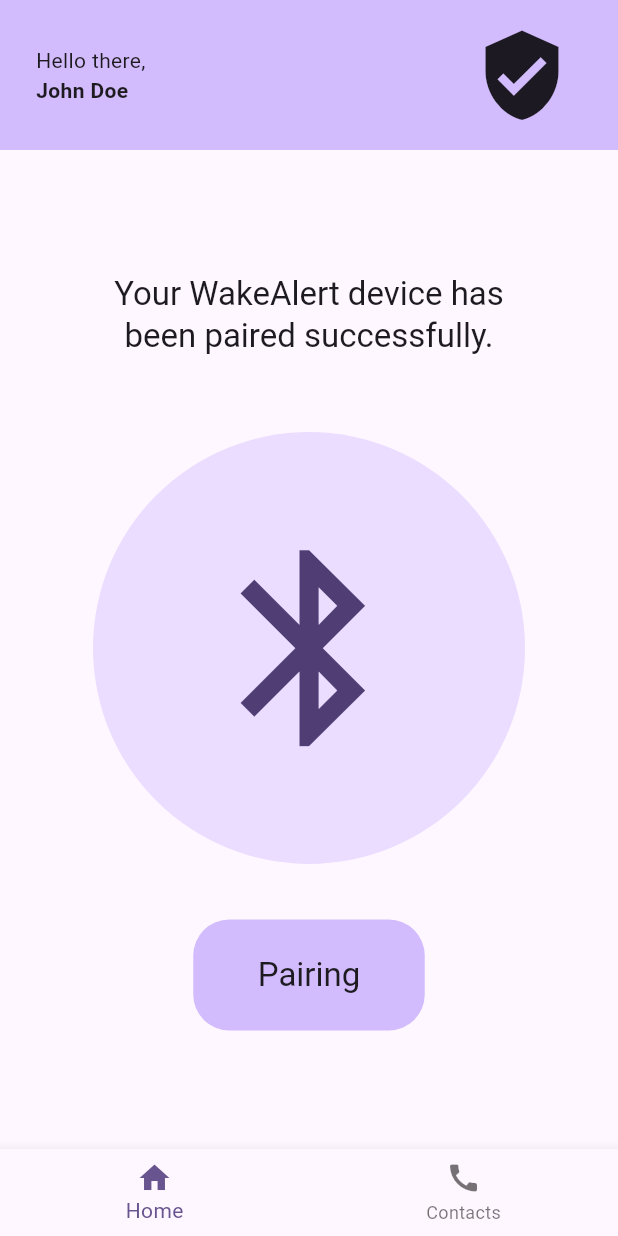
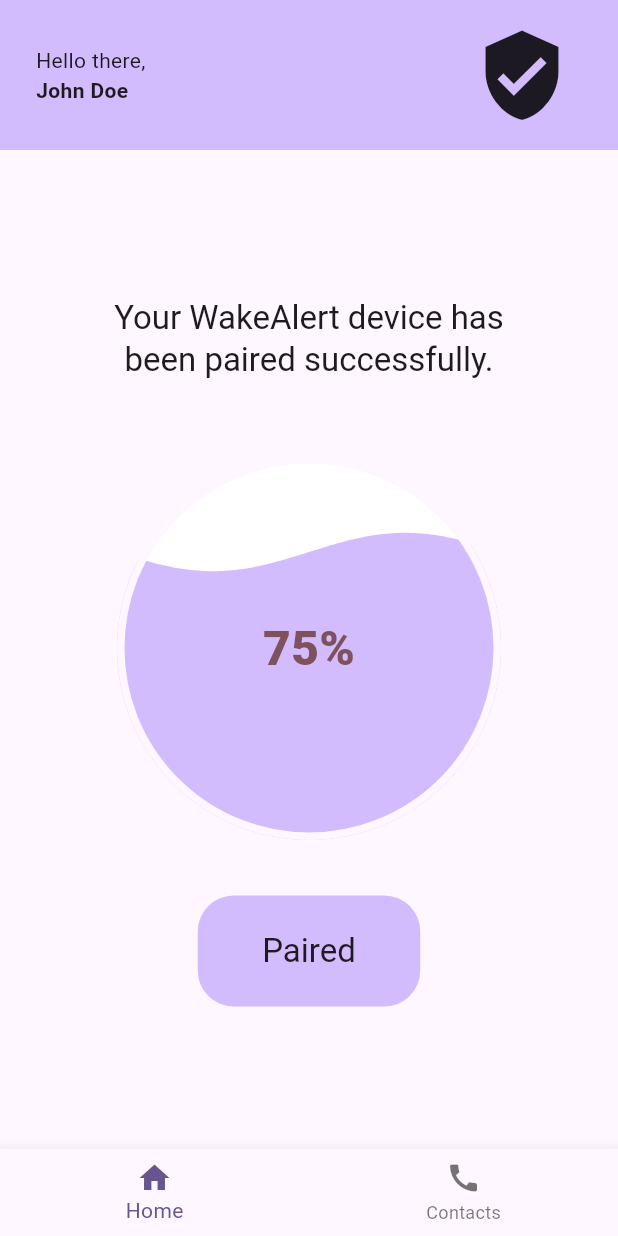
Before and after one commit to rcSabucido/litealert, a Flutter app: the screen it shows after launch, on a phone screen of 412 x 824 dp. Run offline on Flutter 3.47's test engine with Material 3 defaults, Android fonts, the phone set to English and light mode, and no system bars; our stand-ins replace liquid_progress_indicator_v2; missing offline and left inert: simple_ripple_animation.

Commit message:
Create battery percentage status on home page

```diff
--- a/lib/pages/home.dart
+++ b/lib/pages/home.dart
@@ -1,5 +1,8 @@
+import 'dart:math' as math;
+
 import 'package:flutter/material.dart';
 import 'package:simple_ripple_animation/simple_ripple_animation.dart';
+import 'package:liquid_progress_indicator_v2/liquid_progress_indicator.dart';
 
 class HomePage extends StatefulWidget {
   const HomePage({super.key, required this.title});
@@ -22,6 +25,7 @@ class HomePage extends StatefulWidget {
 class _HomePageState extends State<HomePage> {
   //int _counter = 0;
   bool paired = true;
+  int batteryPercentage = 75;
 
   /*
   void _incrementCounter() {
@@ -103,14 +107,51 @@ class _HomePageState extends State<HomePage> {
           mainAxisAlignment: MainAxisAlignment.center,
           children: <Widget>[
             Text(
-              paired ? 'Your WakeAlert device has\nbeen paired successfully.' : 'Pair your WakeAlert device\nwith Bluetooth to your phone.',
+              paired
+                  ? 'Your WakeAlert device has\nbeen paired successfully.'
+                  : 'Pair your WakeAlert device\nwith Bluetooth to your phone.',
               textAlign: TextAlign.center,
 
               style: Theme.of(context).textTheme.titleLarge,
             ),
             Padding(
               padding: EdgeInsets.only(top: 50, bottom: 40),
-              child: RippleAnimation(
+              child: paired
+                  ? SizedBox(
+                      width: 256,
+                      height: 256,
+                      child: LiquidCircularProgressIndicator(
+                        value: math.max(
+                          math.min(100.0, batteryPercentage / 100.0),
+                          0,
+                        ),
+                        valueColor: AlwaysStoppedAnimation(
+                          Theme.of(context).colorScheme.inversePrimary,
+                        ), // Defaults to the current Theme's accentColor.
+                        backgroundColor: Colors
+                            .white, // Defaults to the current Theme's backgroundColor.
+                        borderColor: Theme.of(context).colorScheme.surface,
+                        borderWidth: 5.0,
+                        direction: Axis
+                            .vertical, // The direction the liquid moves (Axis.vertical = bottom to top, Axis.horizontal = left to right). Defaults to Axis.vertical.
+                        center: Text(
+                          "$batteryPercentage%",
+                          style: TextStyle(
+                            color: Theme.of(context).colorScheme.tertiary,
+                            fontWeight: FontWeight.w800,
+                            fontSize: 32,
+                          ),
+                        ),
+                      ),
+                    )
+                  : RippleAnimation(
+                      color: Colors.deepPurple,
+                      delay: const Duration(milliseconds: 500),
+                      repeat: true,
+                      minRadius: 64,
+                      maxRadius: 96,
+                      ripplesCount: 8,
+                      duration: const Duration(milliseconds: 6 * 700),
                       child: CircleAvatar(
                         minRadius: 144,
                         maxRadius: 144,
@@ -124,28 +165,9 @@ class _HomePageState extends State<HomePage> {
                           ),
                         ),
                       ),
-                color: Colors.deepPurple,
-                delay: const Duration(milliseconds: 500),
-                repeat: true,
-                minRadius: 64,
-                maxRadius: 96,
-                ripplesCount: 8,
-                duration: const Duration(milliseconds: 6 * 700),
                     ),
             ),
             Container(
-              child: Padding(
-                padding: EdgeInsets.only(
-                  left: 40,
-                  right: 40,
-                  top: 20,
-                  bottom: 20,
-                ),
-                child: Text(
-                  "Pairing",
-                  style: Theme.of(context).textTheme.titleLarge,
-                ),
-              ),
               decoration: BoxDecoration(
                 borderRadius: BorderRadius.circular(24),
                 color: Theme.of(context).colorScheme.inversePrimary,
@@ -155,6 +177,18 @@ class _HomePageState extends State<HomePage> {
                     spreadRadius: 3,
                   ),
                 ],
+              ),
+              child: Padding(
+                padding: EdgeInsets.only(
+                  left: 40,
+                  right: 40,
+                  top: 20,
+                  bottom: 20,
+                ),
+                child: Text(
+                  paired ? "Paired" : "Pairing",
+                  style: Theme.of(context).textTheme.titleLarge,
+                ),
               ),
             ),
             /*
--- a/pubspec.yaml
+++ b/pubspec.yaml
@@ -35,6 +35,7 @@ dependencies:
   # Use with the CupertinoIcons class for iOS style icons.
   cupertino_icons: ^1.0.8
   simple_ripple_animation: ^0.1.0
+  liquid_progress_indicator_v2: ^0.5.0
 
 dev_dependencies:
   flutter_test:
```
Also changed, not shown: pubspec.lock. Lines whose indentation alone changed are shown as unchanged.
